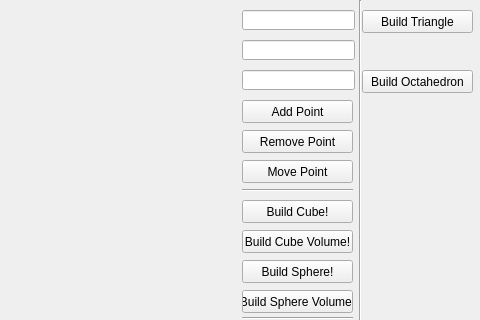
komarovn/CgalUiApplication, file CgalUiApplication/CgalUiApplication.ui: the form before one commit; both pictures show x 238 to 718 and y 0 to 320 of the 718 by 428 pixel window.
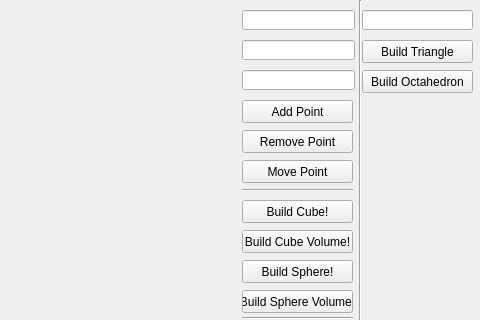
The form after the commit. Custom widgets are drawn as their Qt base class.

Commit message: Add ability to choose level of detalization of pn-triangle.

The edit to the form file:
```diff
--- a/CgalUiApplication/CgalUiApplication.ui
+++ b/CgalUiApplication/CgalUiApplication.ui
@@ -236,7 +236,7 @@
     <property name="geometry">
      <rect>
       <x>600</x>
-      <y>10</y>
+      <y>40</y>
       <width>111</width>
       <height>23</height>
      </rect>
@@ -258,6 +258,16 @@
      <string>Build Octahedron</string>
     </property>
    </widget>
+   <widget class="QLineEdit" name="detalizationLevelTextbox">
+    <property name="geometry">
+     <rect>
+      <x>600</x>
+      <y>10</y>
+      <width>111</width>
+      <height>20</height>
+     </rect>
+    </property>
+   </widget>
   </widget>
  </widget>
  <layoutdefault spacing="6" margin="11"/>
```
The commit also changes 6 other files.
